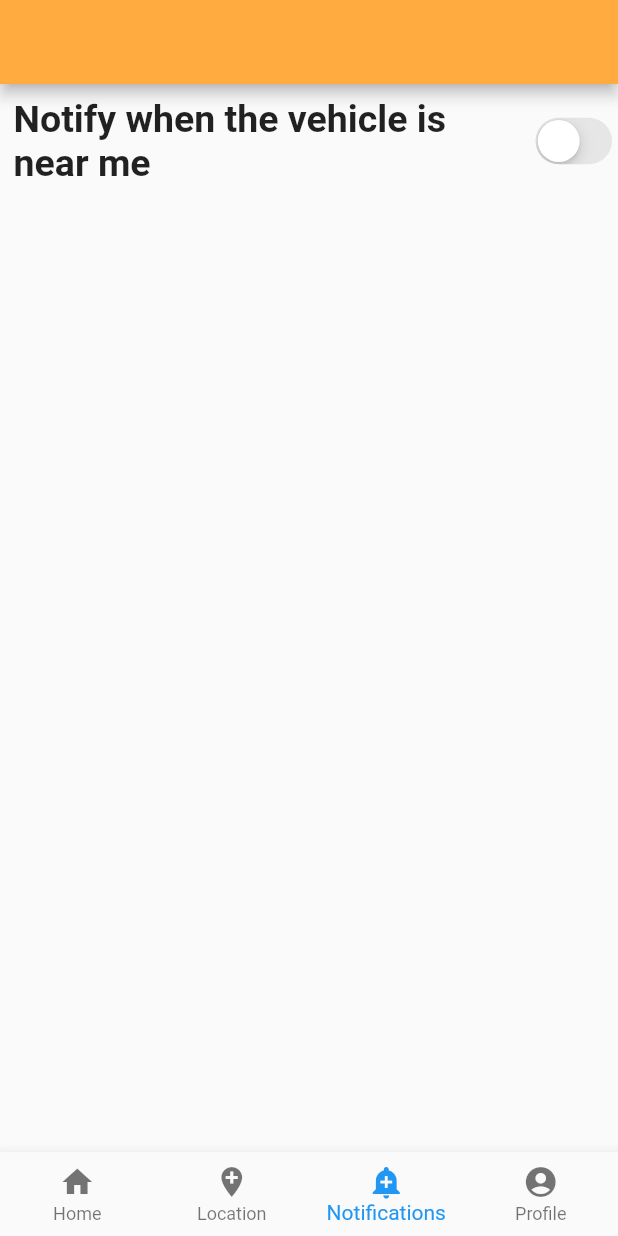
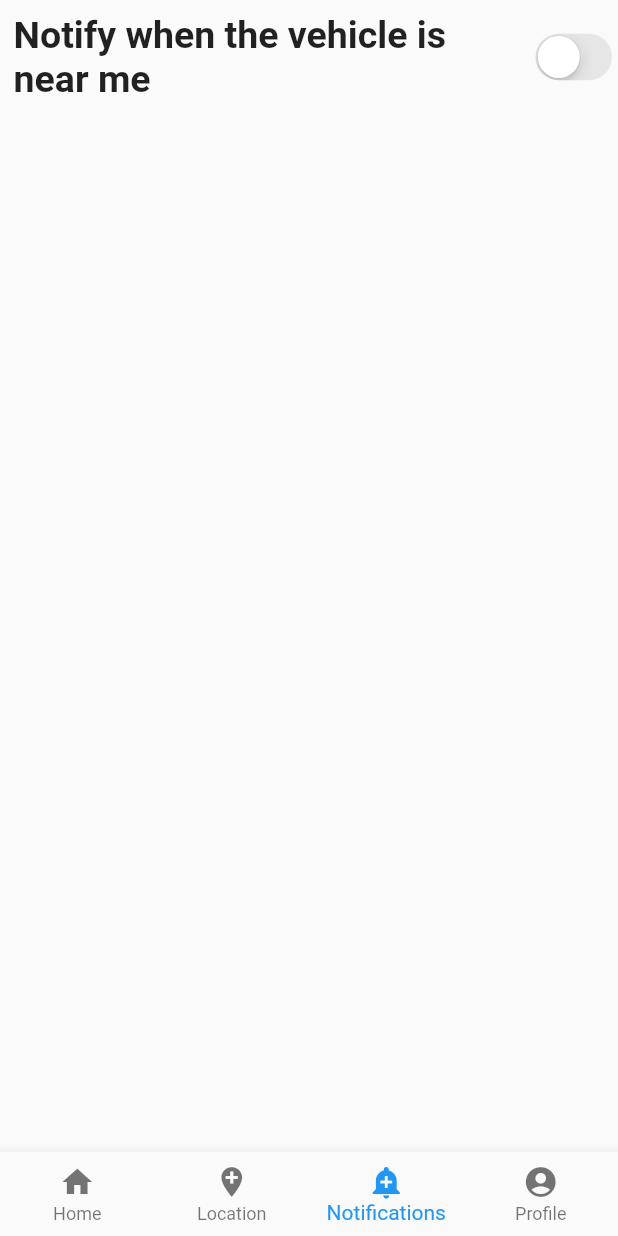
Before and after one commit to sameeranand12/ttmf-app, a Flutter app: the bottomnavigate screen opened directly, item 3 of the bottom bar chosen, on a phone screen of 412 x 824 dp. Run offline on Flutter 3.47's test engine with Material 2 defaults, Android fonts, the phone set to English and light mode, and no system bars; our stand-ins replace google_maps_flutter.

Commit message:
Update Bottom_Navigation_startpage.dart

```diff
--- a/lib/Bottom_Navigation/Bottom_Navigation_startpage.dart
+++ b/lib/Bottom_Navigation/Bottom_Navigation_startpage.dart
@@ -35,10 +35,6 @@ class _bottomnavigateState extends State<bottomnavigate> {
   @override
   Widget build(BuildContext context) {
     return Scaffold(
-      appBar: AppBar(
-        title: Text(""),
-        backgroundColor: Colors.orangeAccent,
-      ),
       body: IndexedStack(
         index: _selectedPage,
         children: pageList,
```
